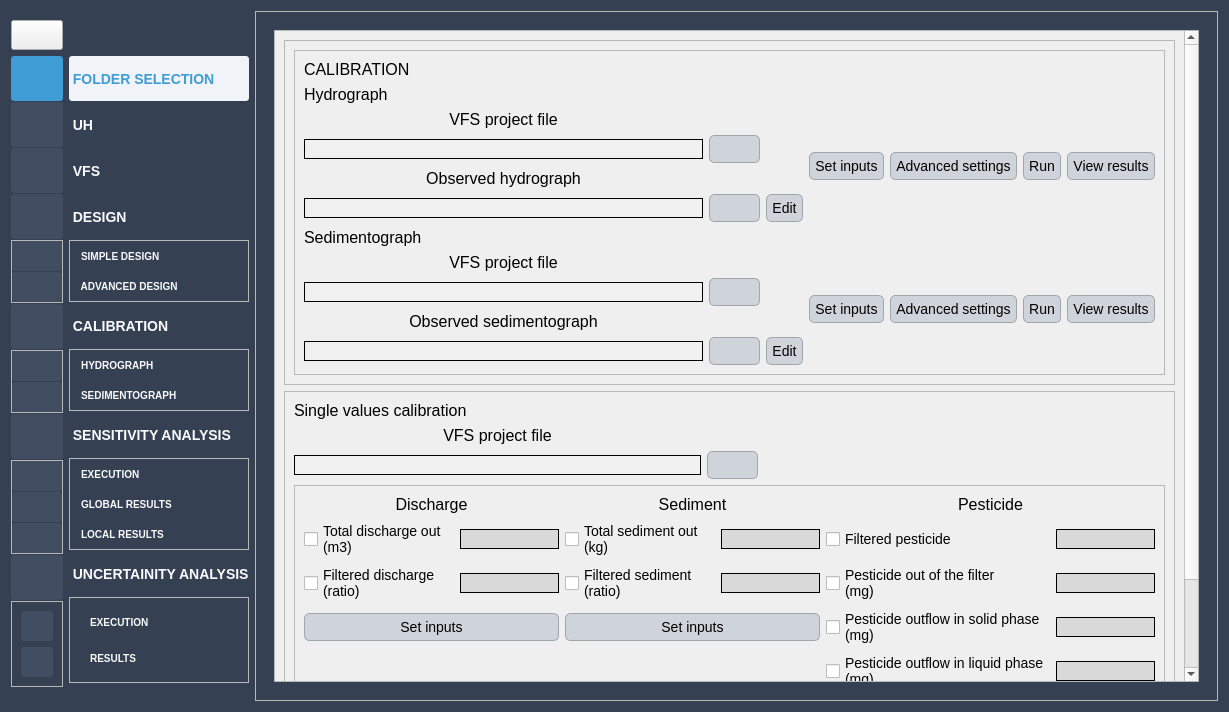
The window that ui/Qvfsmod_dialog_base_1.ui (Inigobarbe/VFSMOD-GUI) describes before a commit, drawn with Qt 5.
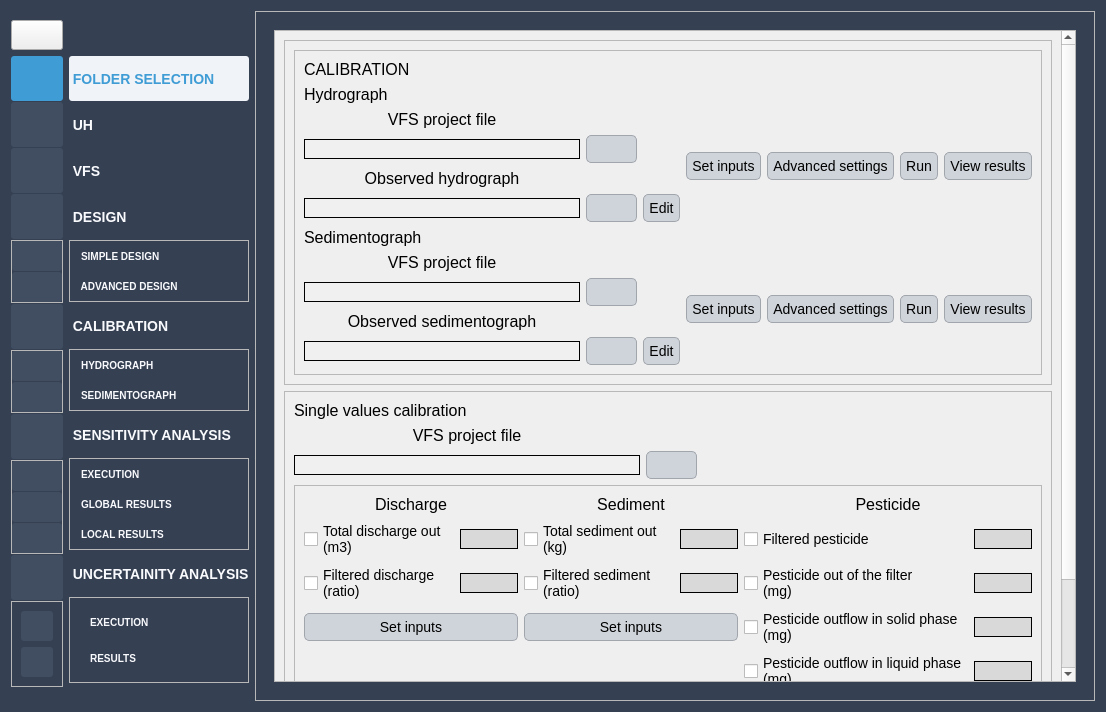
The same window after the commit. Icons and pictures are not drawn.

Patch:
```diff
--- a/ui/Qvfsmod_dialog_base_1.ui
+++ b/ui/Qvfsmod_dialog_base_1.ui
@@ -6,7 +6,7 @@
    <rect>
     <x>0</x>
     <y>0</y>
-    <width>1229</width>
+    <width>1106</width>
     <height>709</height>
    </rect>
   </property>
@@ -4275,8 +4275,8 @@
              <property name="geometry">
               <rect>
                <x>0</x>
-               <y>-122</y>
-               <width>874</width>
+               <y>0</y>
+               <width>751</width>
                <height>773</height>
               </rect>
              </property>
```
